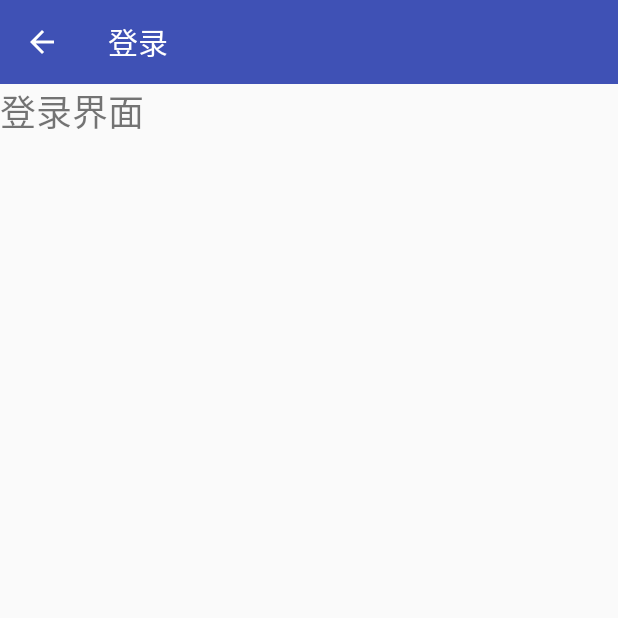
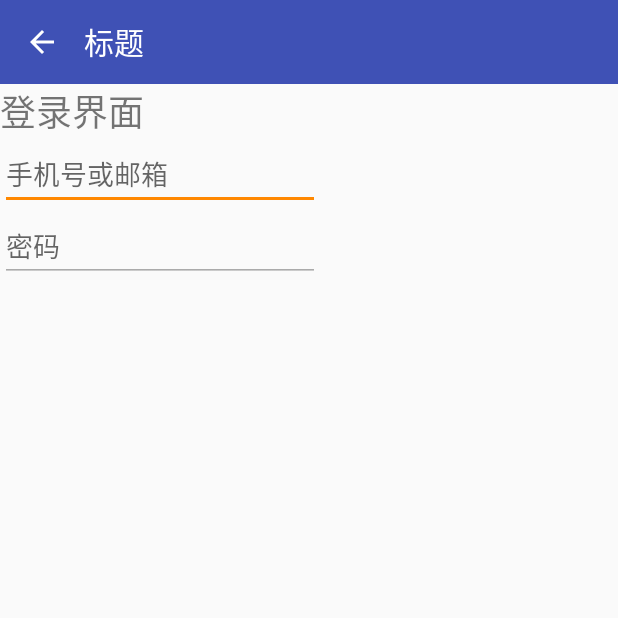
Before and after one commit to liuwyfly/ToolBar, an Android app: the LoginActivity screen opened directly, with no data from a screen before it, on a phone screen of 412 x 824 dp, the top half of it. Run offline under Robolectric (Android 15) with nearby library versions, the phone set to English and light mode, and no system bars.

Commit message:
EditText 样式

```diff
--- a/app/src/main/java/com/dpc/www/mytoolbar/LoginActivity.java
+++ b/app/src/main/java/com/dpc/www/mytoolbar/LoginActivity.java
@@ -13,9 +13,10 @@ public class LoginActivity extends AppCompatActivity {
         super.onCreate(savedInstanceState);
         setContentView(R.layout.activity_login);
         Toolbar mToolbar = (Toolbar) findViewById(R.id.toolbar);
-        mToolbar.setTitle("登录");
+        // mToolbar.setTitle("登录");
+        // mToolbar.setTitleTextColor(Color.WHITE);
         mToolbar.setNavigationIcon(R.drawable.ic_arrow_back_black_24dp);
-        mToolbar.setTitleTextColor(Color.WHITE);
+        setSupportActionBar(mToolbar);
         mToolbar.setNavigationOnClickListener(new View.OnClickListener() {
             @Override
             public void onClick(View view) {
--- /dev/null
+++ b/app/src/main/res/drawable/cursor_color.xml
@@ -0,0 +1,6 @@
+<?xml version="1.0" encoding="utf-8"?>
+<shape xmlns:android="http://schemas.android.com/apk/res/android"
+    android:shape="rectangle">
+    <size android:width="2dp" />
+    <solid android:color="@color/cursorColor" />
+</shape>
--- a/app/src/main/res/layout/activity_login.xml
+++ b/app/src/main/res/layout/activity_login.xml
@@ -18,10 +18,21 @@
             android:layout_width="match_parent"
             android:layout_height="wrap_content"
             android:background="?attr/colorPrimary"
-            android:minHeight="?attr/actionBarSize"
-            android:theme="?attr/actionBarTheme"
+            app:contentInsetStart="0dp"
+            app:contentInsetStartWithNavigation="0dp"
             tools:layout_editor_absoluteX="0dp"
-            tools:layout_editor_absoluteY="0dp" />
+            tools:layout_editor_absoluteY="0dp"
+            tools:padding="0dp">
+
+            <TextView
+                android:layout_width="match_parent"
+                android:layout_height="wrap_content"
+                android:text="标题"
+                android:textColor="#FFFFFF"
+                android:textSize="20dp"
+                tools:layout_margin="0dp"
+                tools:layout_width="match_parent" />
+        </android.support.v7.widget.Toolbar>
 
         <TextView
             android:id="@+id/textView"
@@ -31,7 +42,28 @@
             android:textSize="24sp"
             tools:layout_editor_absoluteX="16dp"
             tools:layout_editor_absoluteY="68dp" />
+
+        <EditText
+            android:id="@+id/loginName"
+            android:layout_width="wrap_content"
+            android:layout_height="wrap_content"
+            android:ems="10"
+            android:inputType="textPersonName"
+            android:text=""
+            android:hint="手机号或邮箱"
+            android:textCursorDrawable="@drawable/cursor_color"
+            android:theme="@style/MyEditText"/>
+
+        <EditText
+            android:id="@+id/pwd"
+            android:layout_width="wrap_content"
+            android:layout_height="wrap_content"
+            android:ems="10"
+            android:inputType="textPersonName"
+            android:text=""
+            android:hint="密码"
+            android:textCursorDrawable="@drawable/cursor_color"
+            android:theme="@style/MyEditText"/>
     </LinearLayout>
 
-
 </android.support.constraint.ConstraintLayout>
--- a/app/src/main/res/values/colors.xml
+++ b/app/src/main/res/values/colors.xml
@@ -4,4 +4,6 @@
     <color name="colorPrimaryDark">#303F9F</color>
     <color name="colorAccent">#FF4081</color>
     <color name="colorToolbarTitle">#FFFFFF</color>
+    <color name="cursorColor">#9B9B9B</color> <!-- Edit 光标颜色 -->
+    <color name="hintColor">#9B9B9B</color> <!-- Edit Hint 颜色 -->
 </resources>
--- a/app/src/main/res/values/styles.xml
+++ b/app/src/main/res/values/styles.xml
@@ -8,4 +8,8 @@
         <item name="colorAccent">@color/colorAccent</item>
     </style>
 
+    <style name="MyEditText" parent="Theme.AppCompat.Light">
+        <item name="colorControlNormal">@android:color/darker_gray</item>
+        <item name="colorControlActivated">@android:color/holo_orange_dark</item>
+    </style>
 </resources>
```
